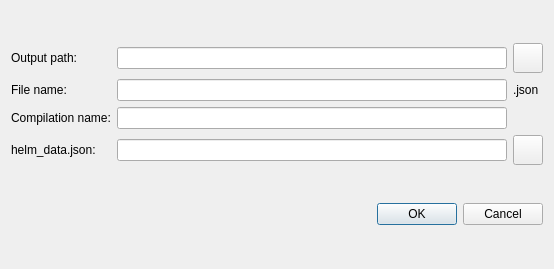
Before: the Qt Designer form src/exportoptionsdialog.ui in r-caso/HELMPromptBrowser, drawn with Qt 5.
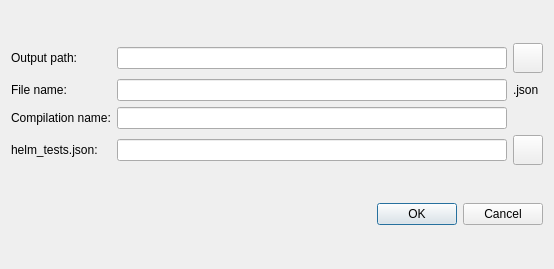
After: the same form once the commit is applied. Icons and pictures are not drawn.

Diff of the .ui file:
```diff
--- a/src/exportoptionsdialog.ui
+++ b/src/exportoptionsdialog.ui
@@ -88,7 +88,7 @@
      <item row="3" column="0">
       <widget class="QLabel" name="label_2">
        <property name="text">
-        <string>helm_data.json:</string>
+        <string>helm_tests.json:</string>
        </property>
       </widget>
      </item>
```
